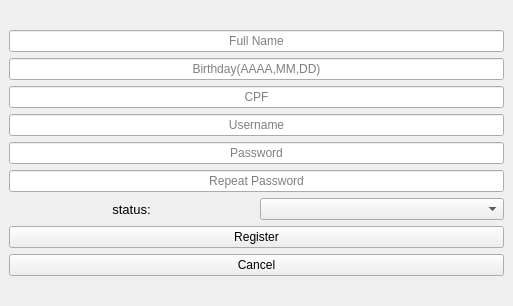
First picture: the form in window_register.ui, repository ArthurFleischman/PyManager, before the edit.
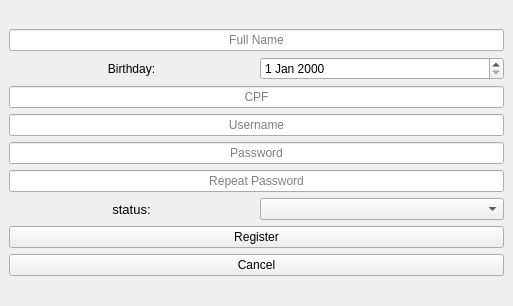
Second picture: the form after the edit.

The edit to the form file:
```diff
--- a/window_register.ui
+++ b/window_register.ui
@@ -43,17 +43,21 @@
        </widget>
       </item>
       <item>
-       <widget class="QLineEdit" name="register_ti2">
+       <layout class="QHBoxLayout" name="horizontalLayout_2">
+        <item>
+         <widget class="QLabel" name="label_2">
         <property name="text">
-         <string/>
+           <string>Birthday:</string>
         </property>
         <property name="alignment">
          <set>Qt::AlignCenter</set>
         </property>
-        <property name="placeholderText">
-         <string>Birthday(AAAA,MM,DD)</string>
-        </property>
-       </widget>
+         </widget>
+        </item>
+        <item>
+         <widget class="QDateEdit" name="client_de"/>
+        </item>
+       </layout>
       </item>
       <item>
        <widget class="QLineEdit" name="register_ti3">
```
Left out of the diff: 2 changed lines with no effect on the pictures. Lines whose indentation alone changed are shown as unchanged.
